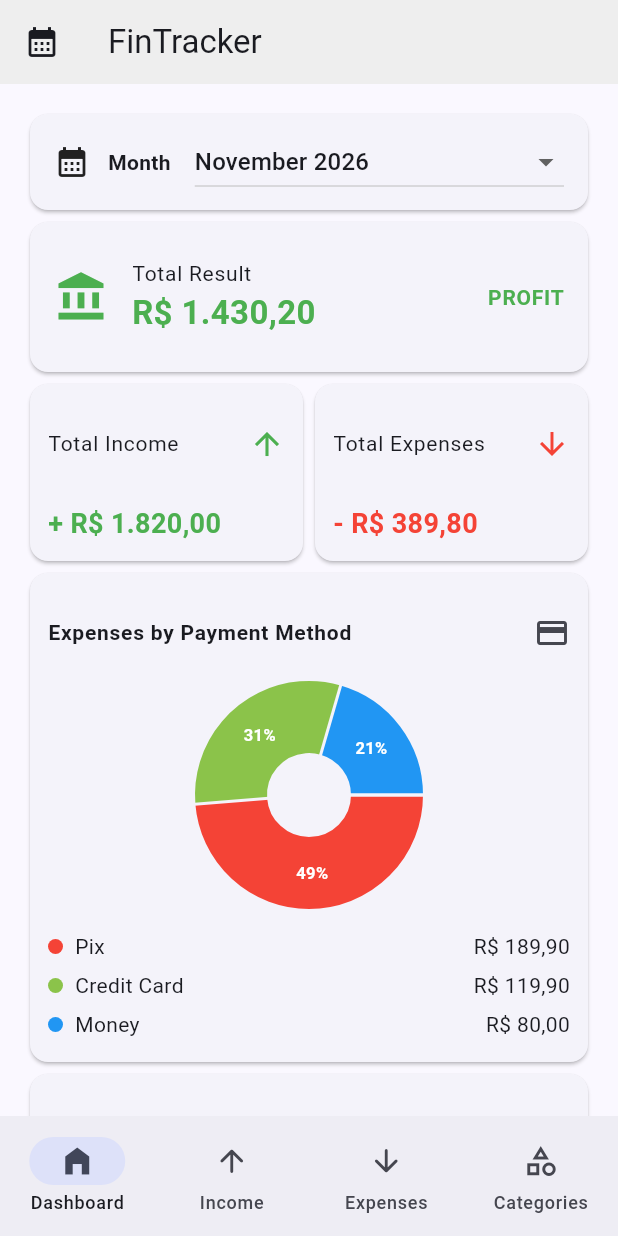
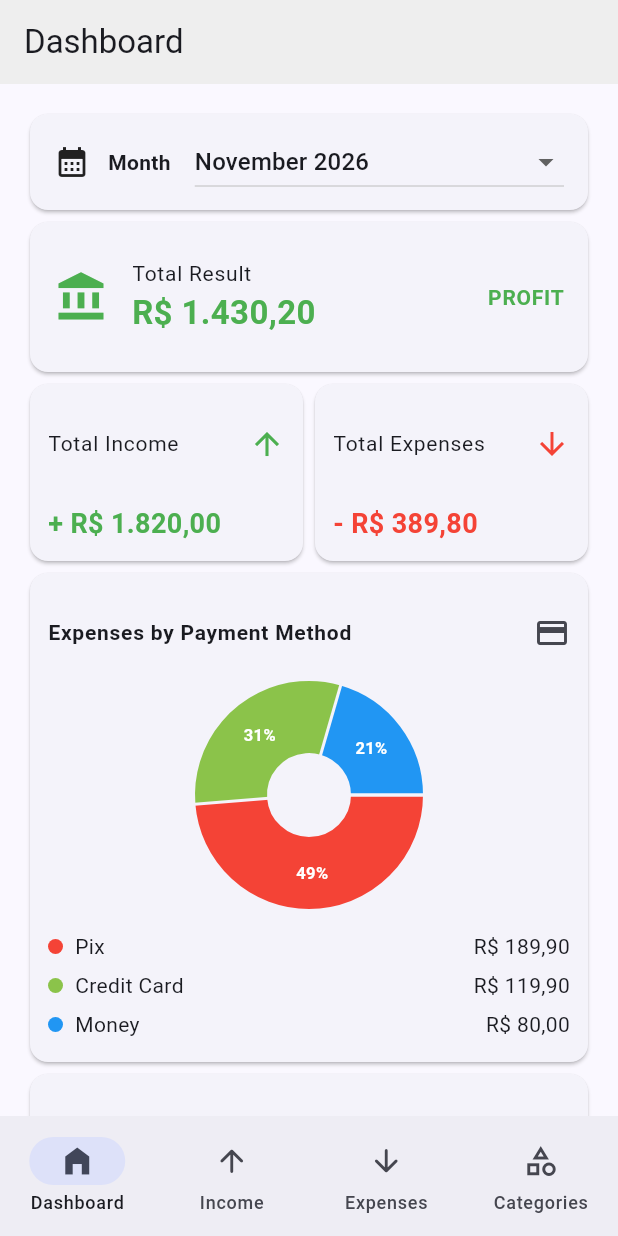
Before and after one commit to Guviega/fintracker, a Flutter app: the screen it shows after launch, on a phone screen of 412 x 824 dp. Run offline on Flutter 3.47's test engine with Material 3 defaults, Android fonts, the phone set to English and light mode, and no system bars; drawn by our look-alikes of fl_chart.

Commit message:
change app title according to the selected Naviation

```diff
--- a/lib/main.dart
+++ b/lib/main.dart
@@ -25,7 +25,7 @@ class MyApp extends StatelessWidget {
       theme: ThemeData(
         colorScheme: .fromSeed(seedColor: Color(0xFF2563EB)),
       ),
-      home: const HomePage(title: 'FinTracker'),
+      home: HomePage(),
       routes: {
         ExpenseView.routeName: (context) => ExpenseView(),
         IncomeView.routeName: (context) => IncomeView(),
--- a/lib/view/home_page.dart
+++ b/lib/view/home_page.dart
@@ -9,15 +9,14 @@ import 'package:flutter/material.dart';
 class HomePage extends StatefulWidget {
   static const routeName = "initialRoute";
 
-  const HomePage({super.key, required this.title});
-
-  final String title;
+  const HomePage({super.key});
 
   @override
   State<HomePage> createState() => _HomePageState();
 }
 
 class _HomePageState extends State<HomePage> {
+  List<String> navigationTitles = ["Dashboard", "Income", "Expenses", "Categories"];
   int currentPageIndex = 0;
   final fab_color = <int, Color>{1: Colors.green, 2: Colors.redAccent};
   final fab_route = <int, String>{
@@ -30,8 +29,7 @@ class _HomePageState extends State<HomePage> {
     return Scaffold(
       appBar: AppBar(
         backgroundColor: Colors.grey[200],
-        title: Text(widget.title),
-        leading: Icon(Icons.calendar_month),
+        title: Text(navigationTitles[currentPageIndex]),
       ),
       bottomNavigationBar: NavigationBar(
         onDestinationSelected: (int index) {
@@ -40,24 +38,24 @@ class _HomePageState extends State<HomePage> {
           });
         },
         selectedIndex: currentPageIndex,
-        destinations: const [
+        destinations: [
           NavigationDestination(
             selectedIcon: Icon(Icons.home_filled),
             icon: Icon(Icons.home_outlined),
-            label: "Dashboard",
+            label: navigationTitles[0],
           ),
           NavigationDestination(
             icon: Icon(Icons.arrow_upward_rounded),
-            label: "Income",
+            label: navigationTitles[1],
           ),
           NavigationDestination(
             icon: Icon(Icons.arrow_downward_rounded),
-            label: "Expenses",
+            label: navigationTitles[2],
           ),
           NavigationDestination(
             selectedIcon: Icon(Icons.category),
             icon: Icon(Icons.category_outlined),
-            label: "Categories",
+            label: navigationTitles[3],
           ),
         ],
       ),
```
